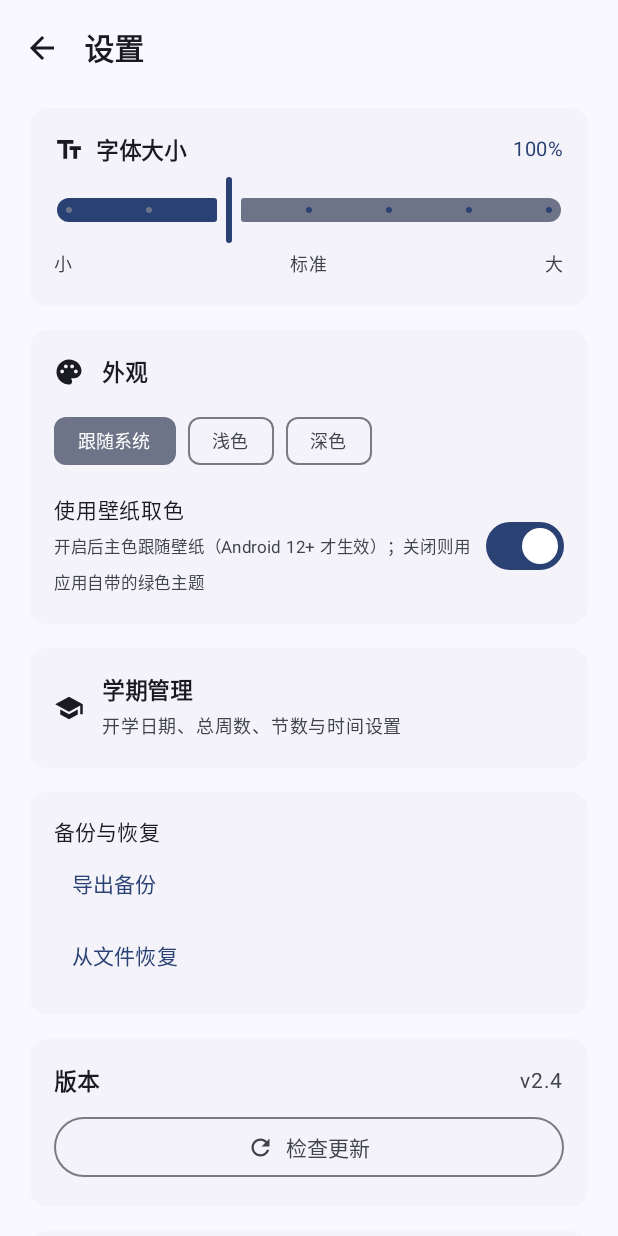
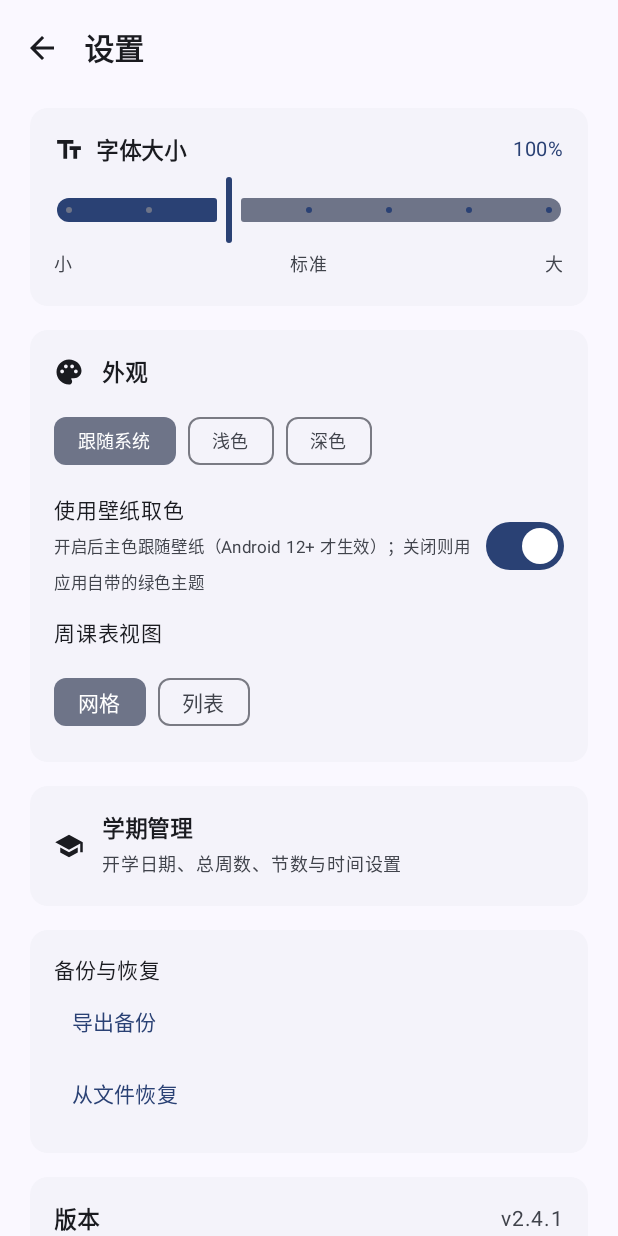
Before and after one commit to caoqingwa/MyCourseSchedule, an Android app built with Jetpack Compose: the screen it shows after launch (MainActivity), after a tap on "学期设置", on a phone screen of 412 x 824 dp. Run offline under Robolectric (Android 15) with nearby library versions, the phone set to English and light mode, and no system bars; our stand-ins replace Dagger/Hilt's generated code, Room's generated code.

Commit message:
chore(release): prepare v2.4.1
Finalize import and weekly view changes, export the Room schema, raise the bottom navigation, and document the upgrade path.

```diff
--- a/app/build.gradle.kts
+++ b/app/build.gradle.kts
@@ -15,7 +15,7 @@ android {
         minSdk = 26
         targetSdk = 35
         versionCode = 32
-        versionName = "2.4"
+        versionName = "2.4.1"
     }
 
     signingConfigs {
--- a/app/src/main/java/com/example/courseschedule/ui/component/BottomNavBar.kt
+++ b/app/src/main/java/com/example/courseschedule/ui/component/BottomNavBar.kt
@@ -41,7 +41,7 @@ fun BottomNavBar(
     Box(
         modifier = modifier
             .fillMaxWidth()
-            .padding(horizontal = 16.dp, vertical = 8.dp)
+            .padding(start = 16.dp, top = 4.dp, end = 16.dp, bottom = 12.dp)
             .shadow(4.dp, RoundedCornerShape(20.dp))
             .clip(RoundedCornerShape(20.dp))
             .background(MaterialTheme.colorScheme.surfaceContainer)
--- a/app/src/main/java/com/example/courseschedule/ui/component/SettingsScreen.kt
+++ b/app/src/main/java/com/example/courseschedule/ui/component/SettingsScreen.kt
@@ -73,6 +73,7 @@ fun SettingsScreen(
     // 外观：手动主题模式 + 是否跟随壁纸取色
     val themeMode by SettingsPrefs.themeMode.collectAsStateWithLifecycle()
     val dynamicColor by SettingsPrefs.dynamicColor.collectAsStateWithLifecycle()
+    val weekListView by SettingsPrefs.weekListView.collectAsStateWithLifecycle()
 
     // 下载 {tag} 对应 APK：成功且已授权则直接唤起安装器，否则转入待授权
     val startDownload: (String) -> Unit = { tag ->
@@ -207,6 +208,19 @@ fun SettingsScreen(
                             checked = dynamicColor,
                             enabled = Build.VERSION.SDK_INT >= Build.VERSION_CODES.S,
                             onCheckedChange = { SettingsPrefs.setDynamicColor(it) }
+                        )
+                    }
+                    Text("周课表视图", fontSize = 14.sp)
+                    Row(horizontalArrangement = Arrangement.spacedBy(8.dp)) {
+                        FilterChip(
+                            selected = !weekListView,
+                            onClick = { SettingsPrefs.setWeekListView(false) },
+                            label = { Text("网格") }
+                        )
+                        FilterChip(
+                            selected = weekListView,
+                            onClick = { SettingsPrefs.setWeekListView(true) },
+                            label = { Text("列表") }
                         )
                     }
                 }
--- a/app/src/main/java/com/example/courseschedule/ui/screen/week/WeekScreen.kt
+++ b/app/src/main/java/com/example/courseschedule/ui/screen/week/WeekScreen.kt
@@ -59,7 +59,7 @@ fun WeekScreen(
     viewModel: WeekViewModel = hiltViewModel()
 ) {
     val state by viewModel.uiState.collectAsStateWithLifecycle()
-    var listView by remember { mutableStateOf(SettingsPrefs.isWeekListView()) }
+    val listView by SettingsPrefs.weekListView.collectAsStateWithLifecycle()
 
     // Observe NavigationState changes (set by calendar click)
     val navTargetWeek = NavigationState.targetWeek
@@ -187,15 +187,6 @@ fun WeekScreen(
                     onNextWeek = { switchToWeek(state.selectedWeek + 1) },
                     onBackToCurrent = { switchToWeek(state.currentWeek) }
                 )
-                Row(
-                    modifier = Modifier.fillMaxWidth().padding(horizontal = 16.dp),
-                    horizontalArrangement = Arrangement.End
-                ) {
-                    TextButton(onClick = {
-                        listView = !listView
-                        SettingsPrefs.setWeekListView(listView)
-                    }) { Text(if (listView) "切换到网格" else "切换到列表") }
-                }
 
                 Box(modifier = Modifier.weight(1f)) {
                     // 各周页共享同一竖向滚动位置；仅当前页响应竖向手势，避免同一 ScrollState 挂多个滚动容器
--- a/app/src/main/java/com/example/courseschedule/util/SettingsPrefs.kt
+++ b/app/src/main/java/com/example/courseschedule/util/SettingsPrefs.kt
@@ -29,6 +29,8 @@ object SettingsPrefs {
     val fontScale: StateFlow<Float> = _fontScale
     val themeMode: StateFlow<Int> = _themeMode
     val dynamicColor: StateFlow<Boolean> = _dynamicColor
+    private val _weekListView = MutableStateFlow(false)
+    val weekListView: StateFlow<Boolean> = _weekListView
     private val _selectedSemesterId = MutableStateFlow(0L)
     val selectedSemesterId: StateFlow<Long> = _selectedSemesterId
 
@@ -37,6 +39,7 @@ object SettingsPrefs {
         _fontScale.value = prefs.getFloat(KEY_FONT_SCALE, 1.0f).coerceIn(0.8f, 1.4f)
         _themeMode.value = prefs.getInt(KEY_THEME_MODE, THEME_SYSTEM).coerceIn(THEME_SYSTEM, THEME_DARK)
         _dynamicColor.value = prefs.getBoolean(KEY_DYNAMIC_COLOR, true)
+        _weekListView.value = prefs.getBoolean("week_list_view", false)
         _selectedSemesterId.value = prefs.getLong("selected_semester_id", 0L)
     }
 
@@ -47,9 +50,8 @@ object SettingsPrefs {
 
     fun getFontScale(): Float = _fontScale.value
 
-    fun isWeekListView(): Boolean = prefs.getBoolean("week_list_view", false)
-
     fun setWeekListView(enabled: Boolean) {
+        _weekListView.value = enabled
         prefs.edit().putBoolean("week_list_view", enabled).apply()
     }
 
```
Also changed, not shown: app/src/main/java/com/example/courseschedule/data/importer/XlsxCourseParser.kt (+31 -16 lines), app/src/main/java/com/example/courseschedule/ui/component/CourseImport.kt (+21 -17 lines), app/src/main/java/com/example/courseschedule/ui/screen/week/WeekViewModel.kt (+5 -7 lines), 4 other files.
